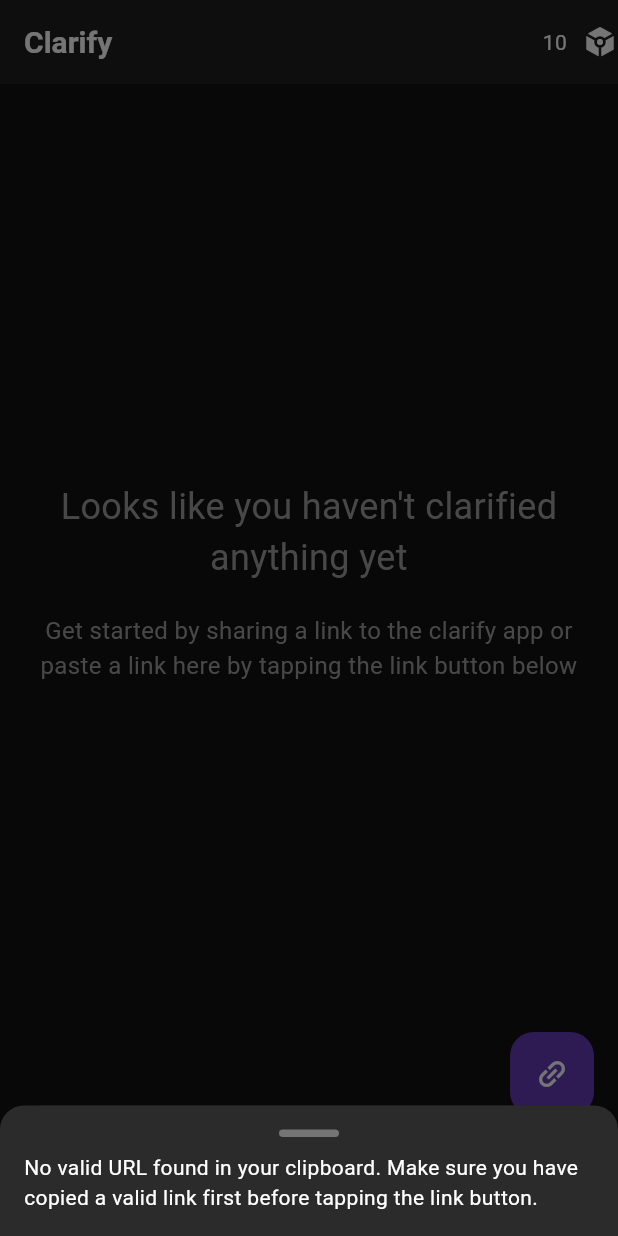
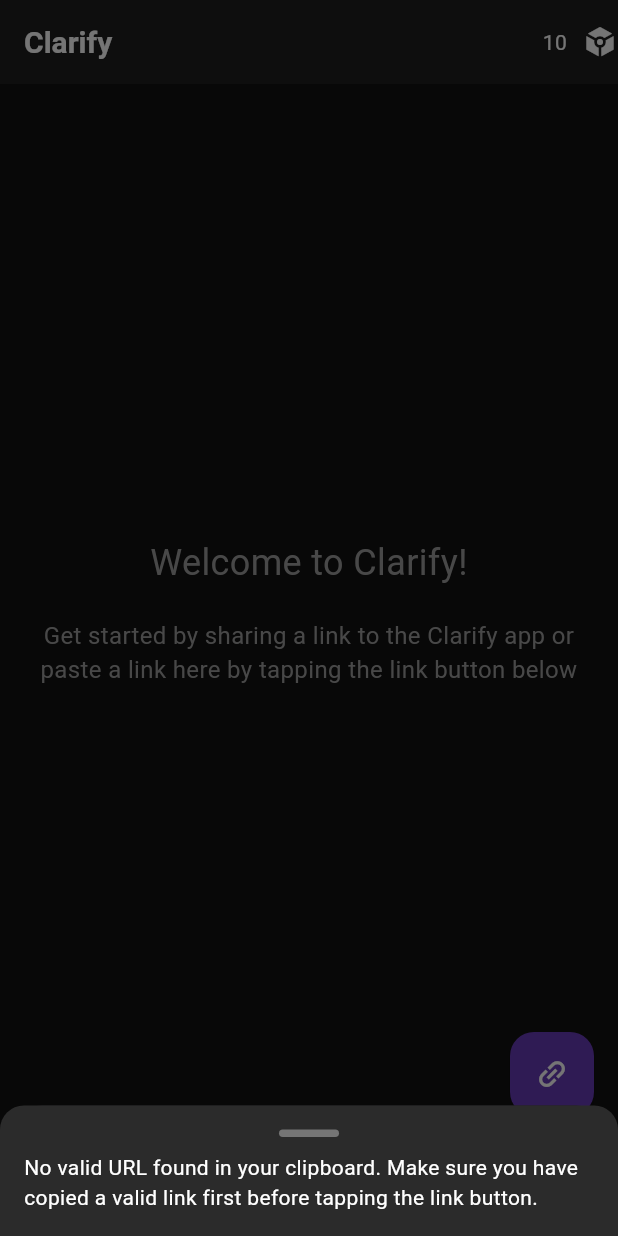
Before and after one commit to keypuncheralwin/clarify, a Flutter app: the screen it shows after launch, after a tap on the "link" icon, on a phone screen of 412 x 824 dp. Run offline on Flutter 3.47's test engine with Material 3 defaults, Android fonts, the phone set to English and light mode, and no system bars; our stand-ins replace cloud_firestore, firebase_auth, firebase_core, flutter_riverpod, shared_preferences, shimmer; accounts and stored records are empty; generated files the repository leaves out were written again.

Commit message:
feat: add new endpoint to fetch user history

```diff
--- a/app/lib/api/auth_service.dart
+++ b/app/lib/api/auth_service.dart
@@ -2,7 +2,7 @@
 import 'package:http/http.dart' as http;
 
 class AuthService {
-  static const String baseUrl = 'https://ce2a-122-150-251-96.ngrok-free.app/clarify-c7c86/us-central1/api/auth'; // Replace with your backend URL
+  static const String baseUrl = 'https://ce2a-122-150-251-96.ngrok-free.app/clarify-c7c86/us-central1/api'; // Replace with your backend URL
 
   static Future<void> sendVerificationCode(String email) async {
     final response = await http.post(
--- /dev/null
+++ b/app/lib/api/user_history_service.dart
@@ -0,0 +1,38 @@
+import 'dart:convert';
+import 'package:http/http.dart' as http;
+import 'package:firebase_auth/firebase_auth.dart';
+import 'package:cloud_firestore/cloud_firestore.dart'; // Add this import
+
+class UserHistoryService {
+  static const String baseUrl = 'https://ce2a-122-150-251-96.ngrok-free.app/clarify-c7c86/us-central1/api'; // Replace with your backend URL
+
+  static Future<Map<String, dynamic>> fetchUserHistory(int pageSize, {String? pageToken, String searchKeyword = ''}) async {
+    final user = FirebaseAuth.instance.currentUser;
+    if (user == null) {
+      throw Exception('User not logged in');
+    }
+
+    final idToken = await user.getIdToken();
+    final response = await http.get(
+      Uri.parse('$baseUrl/user-history?pageSize=$pageSize&pageToken=$pageToken&searchKeyword=$searchKeyword'),
+      headers: <String, String>{
+        'Content-Type': 'application/json; charset=UTF-8',
+        'Authorization': 'Bearer $idToken',
+      },
+    );
+
+    if (response.statusCode != 200) {
+      throw Exception('Failed to fetch user history');
+    }
+
+    final Map<String, dynamic> data = jsonDecode(response.body);
+    final userHistory = data['userHistory'] as List;
+
+    // Convert analysedAt field to Timestamp
+    for (var item in userHistory) {
+      item['analysedAt'] = Timestamp.fromMillisecondsSinceEpoch(item['analysedAt']['_seconds'] * 1000);
+    }
+
+    return data;
+  }
+}
--- a/app/lib/screens/home_screen.dart
+++ b/app/lib/screens/home_screen.dart
@@ -1,45 +1,150 @@
+import 'package:clarify/widgets/clarity_score_pill.dart';
+import 'package:clarify/widgets/shimmer.dart';
 import 'package:flutter/material.dart';
 import 'package:flutter_riverpod/flutter_riverpod.dart';
-import 'package:clarify/providers/auth_provider.dart'; // Import your auth provider
+import 'package:clarify/api/user_history_service.dart';
+import 'package:clarify/providers/auth_provider.dart';
+import 'package:clarify/widgets/analysed_link_bottom_sheet.dart';
+import 'package:cloud_firestore/cloud_firestore.dart';
 
-class HomeScreen extends ConsumerWidget {
+class HomeScreen extends ConsumerStatefulWidget {
   const HomeScreen({super.key});
 
   @override
-  Widget build(BuildContext context, WidgetRef ref) {
+  _HomeScreenState createState() => _HomeScreenState();
+}
+
+class _HomeScreenState extends ConsumerState<HomeScreen> {
+  final List<Map<String, dynamic>> _userHistory = [];
+  bool _isLoading = false;
+  String? _nextPageToken;
+  bool _hasMore = true;
+  final ScrollController _scrollController = ScrollController();
+
+  @override
+  void initState() {
+    super.initState();
+    _fetchUserHistory();
+    _scrollController.addListener(() {
+      if (_scrollController.position.pixels == _scrollController.position.maxScrollExtent) {
+        _fetchUserHistory();
+      }
+    });
+  }
+
+  Future<void> _fetchUserHistory() async {
+    if (_isLoading || !_hasMore) return;
+
+    setState(() {
+      _isLoading = true;
+    });
+
+    try {
+      final response = await UserHistoryService.fetchUserHistory(10, pageToken: _nextPageToken);
+      final List<Map<String, dynamic>> newItems = List<Map<String, dynamic>>.from(response['userHistory']);
+      setState(() {
+        _userHistory.addAll(newItems);
+        _nextPageToken = response['nextPageToken'];
+        _hasMore = _nextPageToken != null;
+      });
+    } catch (e) {
+      // Handle error
+      print('Error fetching user history: $e');
+    } finally {
+      setState(() {
+        _isLoading = false;
+      });
+    }
+  }
+
+  @override
+  Widget build(BuildContext context) {
     final user = ref.watch(authStateProvider);
 
     return Scaffold(
-      body: Center(
+      body: user == null
+          ? _buildWelcomeMessage()
+          : _buildUserHistory(),
+    );
+  }
+
+  Widget _buildWelcomeMessage() {
+    return const Center(
       child: Padding(
-          padding: const EdgeInsets.all(16.0),
+        padding: EdgeInsets.all(16.0),
         child: Column(
           mainAxisAlignment: MainAxisAlignment.center,
           children: [
-              if (user != null) ...[
             Text(
-                  'Welcome, ${user.displayName}!',
-                  textAlign: TextAlign.center,
-                  style: const TextStyle(fontSize: 24, color: Colors.grey),
-                ),
-                const SizedBox(height: 20),
-              ],
-              const Text(
-                "Looks like you haven't clarified anything yet",
+              'Welcome to Clarify!',
               textAlign: TextAlign.center,
               style: TextStyle(fontSize: 24, color: Colors.grey),
             ),
-              const SizedBox(height: 20),
-              const Text(
-                "Get started by sharing a link to the clarify app or paste a link here by tapping the link button below",
+            SizedBox(height: 20),
+            Text(
+              "Get started by sharing a link to the Clarify app or paste a link here by tapping the link button below",
               textAlign: TextAlign.center,
               style: TextStyle(fontSize: 16, color: Colors.grey),
             ),
-              const SizedBox(height: 40),
           ],
-          ),
         ),
       ),
     );
   }
+
+  Widget _buildUserHistory() {
+    return ListView.builder(
+      controller: _scrollController,
+      itemCount: _userHistory.length + (_hasMore ? 3 : 0), // Show 3 skeleton items while loading
+      itemBuilder: (context, index) {
+        if (index >= _userHistory.length) {
+          return const SkeletonListTile();
         }
+
+        final item = _userHistory[index];
+        final analysedAt = (item['analysedAt'] as Timestamp).toDate();
+
+        return Column(
+          children: [
+            InkWell(
+              onTap: () {
+                _showBottomSheet(item);
+              },
+              child: ListTile(
+                contentPadding: const EdgeInsets.symmetric(horizontal: 16, vertical: 8),
+                title: Text(
+                  item['analysedLink']['title'],
+                  style: const TextStyle(fontWeight: FontWeight.bold),
+                ),
+                subtitle: Column(
+                  crossAxisAlignment: CrossAxisAlignment.start,
+                  children: [
+                    ClarityScorePill(clarityScore: item['analysedLink']['clarityScore']),
+                    const SizedBox(height: 4),
+                    Text('Analysed At: ${analysedAt.toLocal()}'),
+                  ],
+                ),
+                trailing: const Icon(Icons.arrow_drop_down),
+              ),
+            ),
+            const Divider(height: 1, thickness: 1),
+          ],
+        );
+      },
+    );
+  }
+
+  void _showBottomSheet(Map<String, dynamic> item) {
+    showModalBottomSheet(
+      context: context,
+      isScrollControlled: true,
+      builder: (context) {
+        return AnalysedLinkBottomSheet(
+          isLoading: false,
+          result: item['analysedLink'],
+          errorMessage: null,
+        );
+      },
+    );
+  }
+}
--- a/app/pubspec.yaml
+++ b/app/pubspec.yaml
@@ -41,7 +41,7 @@
   cupertino_icons: ^1.0.6
   firebase_core: ^3.1.1
   firebase_auth: ^5.1.1
-  uni_links: ^0.5.1
+  cloud_firestore: ^5.0.2
 
 dev_dependencies:
   flutter_test:
```
Also changed, not shown: app/lib/widgets/clarity_score_pill.dart (added, +40 -0 lines), app/lib/widgets/shimmer.dart (added, +46 -0 lines), 5 other files. Lines whose indentation alone changed are shown as unchanged.
